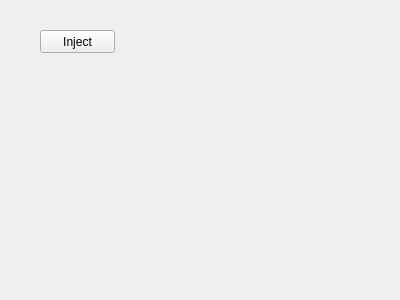
First picture: the form in src/tools/eventtool/eventform.ui, repository qtplatz/qtplatz, before the edit.
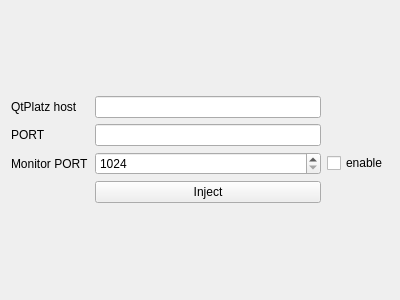
Second picture: the form after the edit.

Commit message: enable/disable for udp event receiver has added

Patch:
```diff
--- a/src/tools/eventtool/eventform.ui
+++ b/src/tools/eventtool/eventform.ui
@@ -13,19 +13,74 @@
   <property name="windowTitle">
    <string>Form</string>
   </property>
-  <widget class="QPushButton" name="pushButton">
-   <property name="geometry">
-    <rect>
-     <x>40</x>
-     <y>30</y>
-     <width>75</width>
-     <height>23</height>
-    </rect>
-   </property>
-   <property name="text">
-    <string>Inject</string>
-   </property>
-  </widget>
+  <layout class="QVBoxLayout" name="verticalLayout_2">
+   <item>
+    <layout class="QVBoxLayout" name="verticalLayout">
+     <item>
+      <layout class="QGridLayout" name="gridLayout">
+       <item row="2" column="0">
+        <widget class="QLabel" name="label_3">
+         <property name="text">
+          <string>Monitor PORT</string>
+         </property>
+        </widget>
+       </item>
+       <item row="3" column="1">
+        <widget class="QPushButton" name="pushButton">
+         <property name="text">
+          <string>Inject</string>
+         </property>
+        </widget>
+       </item>
+       <item row="1" column="1">
+        <widget class="QLineEdit" name="editPort">
+         <property name="readOnly">
+          <bool>true</bool>
+         </property>
+        </widget>
+       </item>
+       <item row="0" column="1">
+        <widget class="QLineEdit" name="editHost"/>
+       </item>
+       <item row="1" column="0">
+        <widget class="QLabel" name="label_2">
+         <property name="text">
+          <string>PORT</string>
+         </property>
+        </widget>
+       </item>
+       <item row="0" column="0">
+        <widget class="QLabel" name="label">
+         <property name="text">
+          <string>QtPlatz host</string>
+         </property>
+        </widget>
+       </item>
+       <item row="2" column="1">
+        <widget class="QSpinBox" name="spinPort">
+         <property name="readOnly">
+          <bool>false</bool>
+         </property>
+         <property name="minimum">
+          <number>1024</number>
+         </property>
+         <property name="maximum">
+          <number>65535</number>
+         </property>
+        </widget>
+       </item>
+       <item row="2" column="2">
+        <widget class="QCheckBox" name="checkBox">
+         <property name="text">
+          <string>enable</string>
+         </property>
+        </widget>
+       </item>
+      </layout>
+     </item>
+    </layout>
+   </item>
+  </layout>
  </widget>
  <resources/>
  <connections/>
```
The commit also changes 10 other files.
